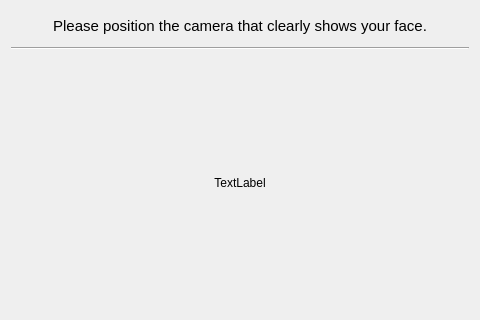
This is camsetpage.ui in veda-team4/DMS as Qt 5 draws it before an edit. The edited form follows.
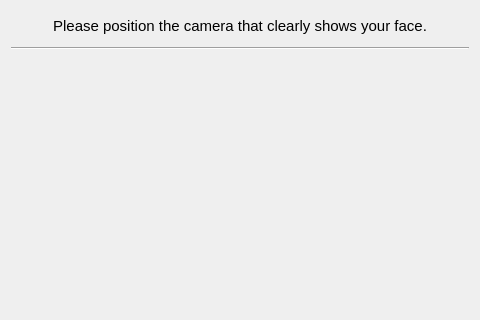
This is the edited form.

```diff
--- a/camsetpage.ui
+++ b/camsetpage.ui
@@ -58,7 +58,7 @@
    <item>
     <widget class="QLabel" name="videoLabel">
      <property name="text">
-      <string>TextLabel</string>
+      <string/>
      </property>
      <property name="alignment">
       <set>Qt::AlignCenter</set>
```
